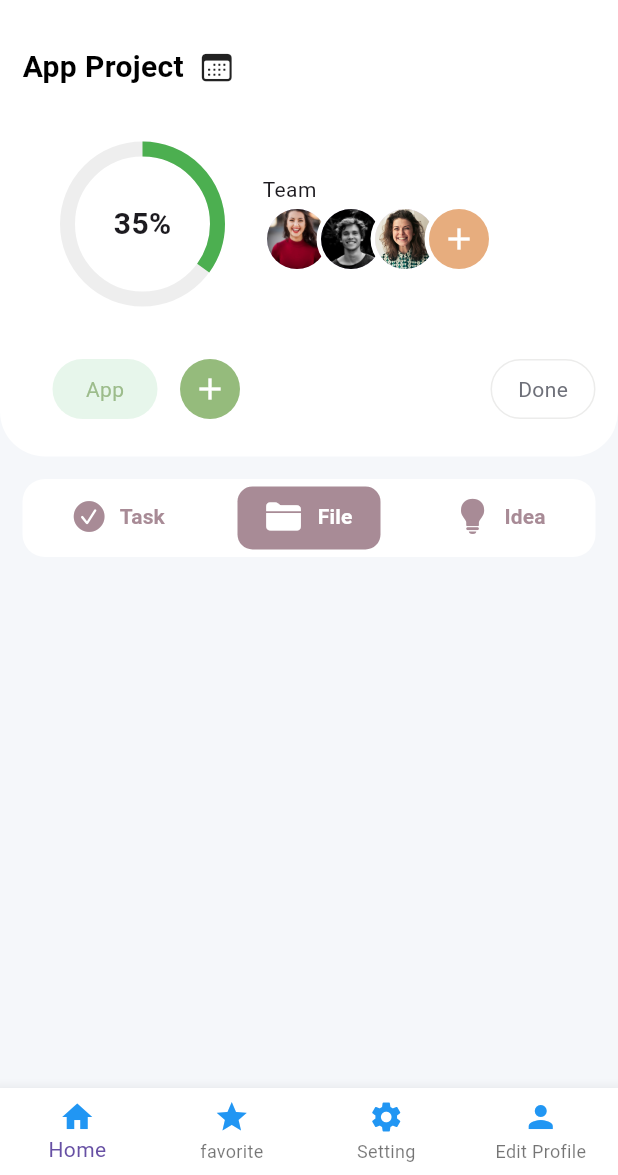
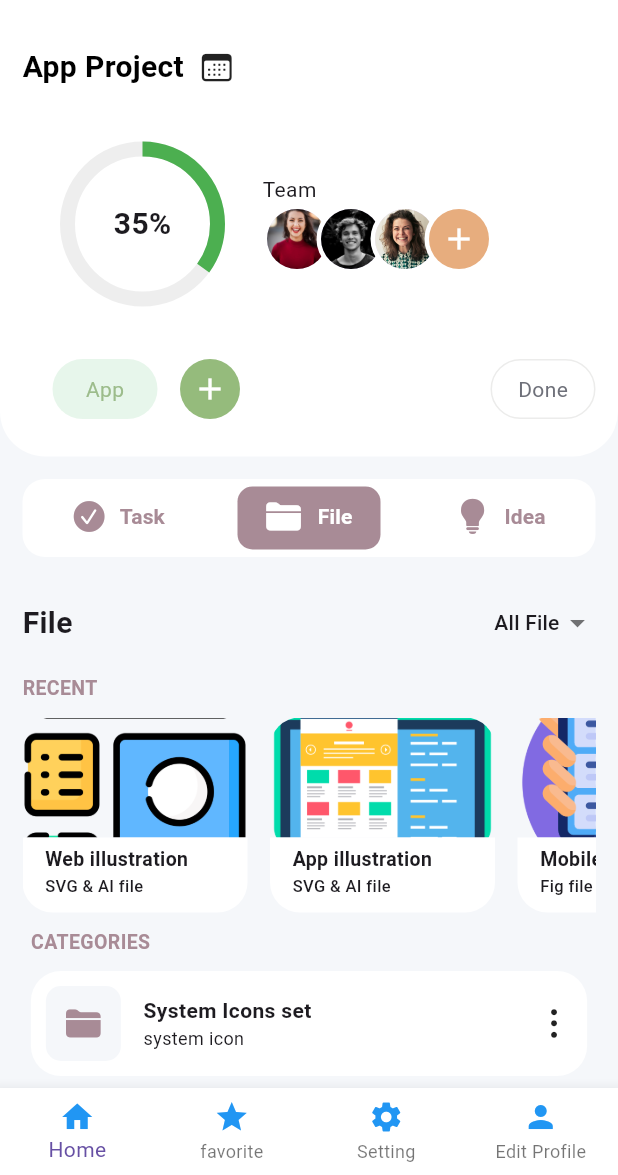
Before and after one commit to Noppanut01/modern_profile, a Flutter app: the screen it shows after launch, tab 2 chosen, on a phone screen of 412 x 824 dp, the part 61-1236 px from its top. Run offline on Flutter 3.47's test engine with Material 3 defaults, Android fonts, the phone set to English and light mode, and no system bars; our stand-ins replace google_fonts; Roboto replaces fonts that are missing (Kanit).

Commit message:
add file page

```diff
--- /dev/null
+++ b/lib/components/category_box.dart
@@ -0,0 +1,72 @@
+import 'package:flutter/cupertino.dart';
+import 'package:flutter/material.dart';
+
+class CategoryBox extends StatelessWidget {
+  final IconData icon;
+  final String title;
+  final String subtile;
+
+  const CategoryBox({
+    super.key,
+    required this.icon,
+    required this.title,
+    required this.subtile,
+  });
+
+  @override
+  Widget build(BuildContext context) {
+    return Container(
+      width: MediaQuery.of(context).size.width * 0.9,
+      height: 70,
+      decoration: BoxDecoration(
+          color: Colors.white, borderRadius: BorderRadius.circular(20)),
+      child: Padding(
+        padding: const EdgeInsets.all(10.0),
+        child: Row(
+          mainAxisAlignment: MainAxisAlignment.spaceBetween,
+          children: [
+            Row(
+              children: [
+                Container(
+                  width: 50,
+                  height: 50,
+                  decoration: BoxDecoration(
+                    borderRadius: BorderRadius.circular(10),
+                    color: Color(0xFFF5F7FA),
+                  ),
+                  child: Icon(
+                    icon,
+                    color: Color(0xFFA88B96),
+                  ),
+                ),
+                SizedBox(
+                  width: 15,
+                ),
+                Column(
+                  mainAxisAlignment: MainAxisAlignment.center,
+                  crossAxisAlignment: CrossAxisAlignment.start,
+                  children: [
+                    Text(
+                      title,
+                      style: TextStyle(
+                        fontWeight: FontWeight.bold,
+                      ),
+                    ),
+                    Text(
+                      subtile,
+                      style: TextStyle(
+                        fontSize: 12,
+                        fontWeight: FontWeight.normal,
+                      ),
+                    ),
+                  ],
+                ),
+              ],
+            ),
+            Icon(CupertinoIcons.ellipsis_vertical),
+          ],
+        ),
+      ),
+    );
+  }
+}
--- a/lib/components/file_page.dart
+++ b/lib/components/file_page.dart
@@ -1,10 +1,180 @@
+import 'package:flutter/cupertino.dart';
 import 'package:flutter/material.dart';
+import 'package:modern_profile/components/category_box.dart';
+import 'package:modern_profile/components/recent_box.dart';
 
-class FilePage extends StatelessWidget {
+class FilePage extends StatefulWidget {
   const FilePage({super.key});
 
   @override
+  State<FilePage> createState() => _FilePageState();
+}
+
+class _FilePageState extends State<FilePage> {
+  String selectedFilter = 'All File'; // Default selected value
+  final List<CategoryBox> categoryBoxes = [
+    CategoryBox(
+      icon: CupertinoIcons.folder_solid,
+      title: "System Icons set",
+      subtile: "system icon",
+    ),
+    CategoryBox(
+      icon: CupertinoIcons.folder_solid,
+      title: "UX/UI",
+      subtile: "user interface",
+    ),
+  ];
+  final List<RecentFileBox> recentBoxes = [
+    RecentFileBox(
+      imageURL: "lib/images/icon-1.png",
+      title: "Web illustration",
+      subtitle: "SVG & AI file",
+    ),
+    RecentFileBox(
+      imageURL: "lib/images/icon-4.png",
+      title: "App illustration",
+      subtitle: "SVG & AI file",
+    ),
+    RecentFileBox(
+      imageURL: "lib/images/icon-3.png",
+      title: "Mobile Application",
+      subtitle: "Fig file",
+    ),
+    RecentFileBox(
+      imageURL: "lib/images/icon-2.png",
+      title: "AI Application",
+      subtitle: "AI file",
+    ),
+    RecentFileBox(
+      imageURL: "lib/images/icon-5.png",
+      title: "UX/Ui Design",
+      subtitle: "Fig file",
+    ),
+    RecentFileBox(
+      imageURL: "lib/images/icon-6.png",
+      title: "Docker Container",
+      subtitle: "Docker file",
+    ),
+  ];
+  @override
   Widget build(BuildContext context) {
-    return Container();
+    return Column(
+      children: [
+        // Row File - All file
+        Row(
+          mainAxisAlignment: MainAxisAlignment.spaceBetween,
+          children: [
+            Text(
+              'File',
+              style: TextStyle(
+                fontSize: 20,
+                fontWeight: FontWeight.bold,
+              ),
+            ),
+            // Dropdown Filter
+            DropdownButtonHideUnderline(
+              child: DropdownButton<String>(
+                value: selectedFilter,
+                items: <String>[
+                  "All File",
+                  "PDF",
+                  "IMG",
+                  "SVG",
+                ].map((String value) {
+                  return DropdownMenuItem<String>(
+                    value: value,
+                    child: Text(
+                      value,
+                      style:
+                          TextStyle(fontSize: 14, fontWeight: FontWeight.w500),
+                    ),
+                  );
+                }).toList(),
+                onChanged: (String? newValue) {
+                  setState(() {
+                    selectedFilter = newValue!;
+                  });
+                },
+                icon: Icon(Icons.arrow_drop_down,
+                    color: Colors.black54, size: 24),
+              ),
+            ),
+          ],
+        ),
+        // Recent file
+        SizedBox(
+          height: 10,
+        ),
+        SizedBox(
+          width: MediaQuery.of(context).size.width,
+          child: SingleChildScrollView(
+            scrollDirection: Axis.horizontal,
+            child: Row(
+              children: [
+                Column(
+                  crossAxisAlignment: CrossAxisAlignment.start,
+                  children: [
+                    Text(
+                      "RECENT",
+                      style: TextStyle(
+                          fontSize: 13,
+                          color: Color(0xFFA88B96),
+                          fontWeight: FontWeight.bold),
+                    ),
+                    SizedBox(
+                      height: 10,
+                    ),
+                    Row(
+                      children: recentBoxes.map((recentBox) {
+                        return Padding(
+                          padding: const EdgeInsets.only(
+                              right: 15.0), // Add space between boxes
+                          child: RecentFileBox(
+                            imageURL: recentBox.imageURL,
+                            title: recentBox.title,
+                            subtitle: recentBox.subtitle,
+                          ),
+                        );
+                      }).toList(),
+                    ),
+                    SizedBox(
+                      height: 10,
+                    ),
+                  ],
+                ),
+              ],
+            ),
+          ),
+        ),
+        Column(
+          crossAxisAlignment: CrossAxisAlignment.start,
+          children: [
+            Text(
+              "CATEGORIES",
+              style: TextStyle(
+                  fontSize: 13,
+                  color: Color(0xFFA88B96),
+                  fontWeight: FontWeight.bold),
+            ),
+            SizedBox(
+              height: 10,
+            ),
+            Column(
+              children: categoryBoxes.map((categoryBox) {
+                return Padding(
+                  padding: const EdgeInsets.only(
+                      bottom: 15.0), // Add space between boxes
+                  child: CategoryBox(
+                    icon: categoryBox.icon,
+                    title: categoryBox.title,
+                    subtile: categoryBox.subtile,
+                  ),
+                );
+              }).toList(),
+            ),
+          ],
+        )
+      ],
+    );
   }
 }
--- /dev/null
+++ b/lib/components/recent_box.dart
@@ -0,0 +1,62 @@
+import 'package:flutter/material.dart';
+
+class RecentFileBox extends StatelessWidget {
+  final String imageURL;
+  final String title;
+  final String subtitle;
+  const RecentFileBox({
+    super.key,
+    required this.imageURL,
+    required this.title,
+    required this.subtitle,
+  });
+
+  @override
+  Widget build(BuildContext context) {
+    return Column(
+      children: [
+        Container(
+          width: 150,
+          height: 80,
+          decoration: BoxDecoration(
+            image: DecorationImage(
+              image: AssetImage(imageURL),
+              fit: BoxFit.cover,
+            ),
+            borderRadius: BorderRadius.only(
+              topLeft: Radius.circular(20),
+              topRight: Radius.circular(20),
+            ),
+          ),
+        ),
+        Container(
+          width: 150,
+          height: 50,
+          decoration: BoxDecoration(
+            color: Colors.white,
+            borderRadius: BorderRadius.only(
+              bottomLeft: Radius.circular(20),
+              bottomRight: Radius.circular(20),
+            ),
+          ),
+          child: Padding(
+            padding: const EdgeInsets.only(left: 15, top: 5),
+            child: Column(
+              crossAxisAlignment: CrossAxisAlignment.start,
+              children: [
+                Text(
+                  title,
+                  style: TextStyle(fontWeight: FontWeight.bold, fontSize: 13),
+                ),
+                Text(
+                  subtitle,
+                  style: TextStyle(fontWeight: FontWeight.w500, fontSize: 11),
+                )
+              ],
+            ),
+          ),
+        ),
+      ],
+    );
+  }
+}
--- a/lib/components/tab_navigation.dart
+++ b/lib/components/tab_navigation.dart
@@ -31,8 +31,10 @@ class TabNavigationWidget extends StatelessWidget {
 
   @override
   Widget build(BuildContext context) {
-    return SizedBox(
-      height: MediaQuery.of(context).size.height * 0.5,
+    return SingleChildScrollView(
+      scrollDirection: Axis.vertical,
+      child: SizedBox(
+        height: MediaQuery.of(context).size.height * 0.55,
         child: DefaultTabController(
           length: tabItems.length,
           child: Column(
@@ -76,7 +78,8 @@ class TabNavigationWidget extends StatelessWidget {
                       color: Color(0xFFA88B96),
                       borderRadius: BorderRadius.circular(10),
                     ),
-                  indicatorColor: Colors.transparent, // 🚨 HIDE UNDERLINE AGAIN
+                    indicatorColor:
+                        Colors.transparent, // 🚨 HIDE UNDERLINE AGAIN
                     overlayColor: WidgetStateProperty.all(
                         Colors.transparent), // 🔥 REMOVE CLICK EFFECT
                     labelColor: Colors.white,
@@ -94,6 +97,7 @@ class TabNavigationWidget extends StatelessWidget {
             ],
           ),
         ),
+      ),
     );
   }
 }
```
Also changed, not shown: lib/images/icon-1.png (added), lib/images/icon-2.png (added), lib/images/icon-3.png (added), lib/images/icon-4.png (added), lib/images/icon-5.png (added), lib/images/icon-6.png (added). Lines whose indentation alone changed are shown as unchanged.
